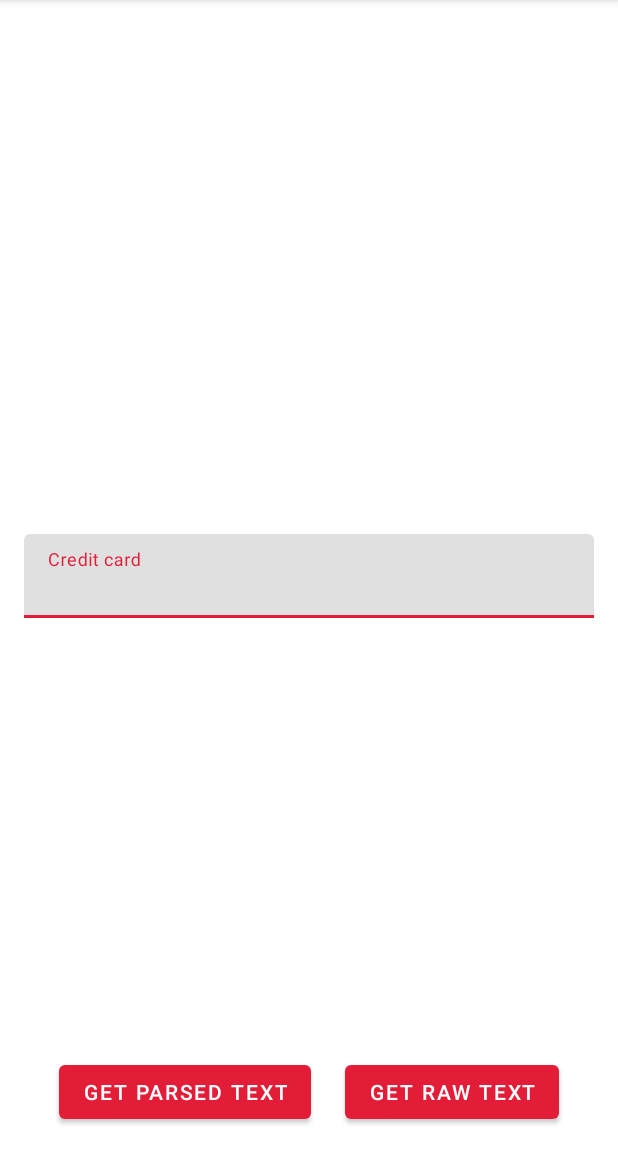
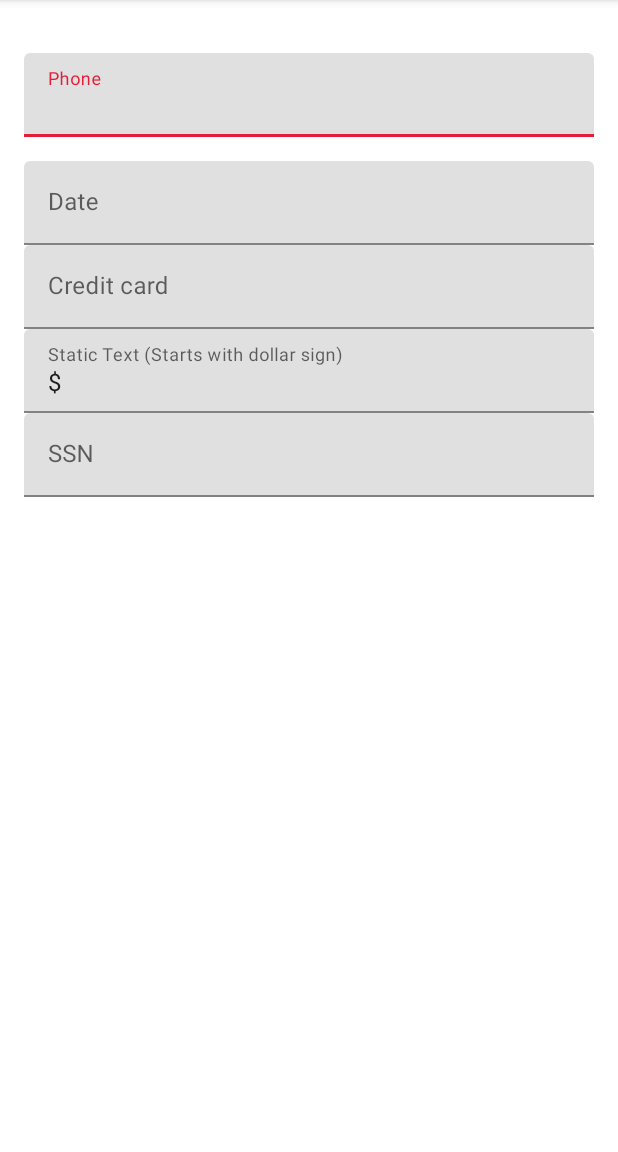
Before and after one commit to Hipo/hipo-maskededittext-android, an Android app: the screen it shows after launch (MainActivity), on a phone screen of 412 x 824 dp, the part 84-1236 px from its top. Run offline under Robolectric (Android 15) with nearby library versions, the phone set to English and light mode, and no system bars.

```diff
--- a/app/build.gradle
+++ b/app/build.gradle
@@ -33,6 +33,8 @@ dependencies {
     implementation 'androidx.constraintlayout:constraintlayout:1.1.3'
     testImplementation 'junit:junit:4.12'
     androidTestImplementation 'androidx.test.ext:junit:1.1.1'
+    androidTestImplementation 'androidx.test:runner:1.2.0'
+    androidTestImplementation 'androidx.test:rules:1.2.0'
     androidTestImplementation 'androidx.test.espresso:espresso-core:3.2.0'
     implementation 'com.google.android.material:material:1.0.0'
     implementation project(path: ':maskededittext')
--- a/app/src/main/java/com/hipo/maskededittext/MainActivity.kt
+++ b/app/src/main/java/com/hipo/maskededittext/MainActivity.kt
@@ -1,27 +1,12 @@
 package com.hipo.maskededittext
 
 import android.os.Bundle
-import android.text.Editable
-import android.text.TextWatcher
-import android.widget.Toast
 import androidx.appcompat.app.AppCompatActivity
-import kotlinx.android.synthetic.main.activity_main.*
 
 class MainActivity : AppCompatActivity() {
 
     override fun onCreate(savedInstanceState: Bundle?) {
         super.onCreate(savedInstanceState)
         setContentView(R.layout.activity_main)
-        initUi()
-    }
-
-    private fun initUi() {
-        parsedTextButton.setOnClickListener {
-            Toast.makeText(this, phoneEditText.getParsedText(), Toast.LENGTH_SHORT).show()
-        }
-
-        rawTextButton.setOnClickListener {
-            Toast.makeText(this, phoneEditText.text.toString(), Toast.LENGTH_SHORT).show()
-        }
     }
 }
--- a/app/src/main/res/layout/activity_main.xml
+++ b/app/src/main/res/layout/activity_main.xml
@@ -1,51 +1,94 @@
 <?xml version="1.0" encoding="utf-8"?>
-<androidx.constraintlayout.widget.ConstraintLayout xmlns:android="http://schemas.android.com/apk/res/android"
+<ScrollView xmlns:android="http://schemas.android.com/apk/res/android"
     xmlns:app="http://schemas.android.com/apk/res-auto"
     xmlns:tools="http://schemas.android.com/tools"
     android:layout_width="match_parent"
     android:layout_height="match_parent"
+    android:fillViewport="true"
     android:padding="16dp"
     tools:context=".MainActivity">
 
+    <LinearLayout
+        android:layout_width="match_parent"
+        android:layout_height="wrap_content"
+        android:orientation="vertical">
+
+        <TextView
+            android:id="@+id/phoneTextView"
+            android:layout_width="wrap_content"
+            android:layout_height="wrap_content" />
+
         <com.google.android.material.textfield.TextInputLayout
-        android:layout_width="0dp"
+            android:layout_width="match_parent"
             android:layout_height="wrap_content"
-        app:layout_constraintBottom_toBottomOf="parent"
-        app:layout_constraintEnd_toEndOf="parent"
-        android:hint="Credit card"
-        app:layout_constraintStart_toStartOf="parent"
-        app:layout_constraintTop_toTopOf="parent">
+            android:hint="Phone">
 
             <com.hipo.maskededittext.MaskedEditText
                 android:id="@+id/phoneEditText"
                 android:layout_width="match_parent"
                 android:layout_height="wrap_content"
-            app:layout_constraintBottom_toBottomOf="parent"
-            app:layout_constraintEnd_toEndOf="parent"
-            app:layout_constraintStart_toStartOf="parent"
-            app:layout_constraintTop_toTopOf="parent"
-            app:maskPattern="####-####-####-####"
-            app:returnPattern="################"
-            app:maskType="custom" />
+                app:maskType="phone" />
 
         </com.google.android.material.textfield.TextInputLayout>
 
-    <com.google.android.material.button.MaterialButton
-        android:id="@+id/parsedTextButton"
-        android:layout_width="wrap_content"
+        <com.google.android.material.textfield.TextInputLayout
+            android:layout_width="match_parent"
             android:layout_height="wrap_content"
-        android:text="@string/get_parsed_text"
-        app:layout_constraintBottom_toBottomOf="parent"
-        app:layout_constraintEnd_toStartOf="@id/rawTextButton"
-        app:layout_constraintStart_toStartOf="parent" />
+            android:layout_marginTop="16dp"
+            android:hint="Date">
 
-    <Button
-        android:id="@+id/rawTextButton"
-        android:layout_width="wrap_content"
+            <com.hipo.maskededittext.MaskedEditText
+                android:id="@+id/dateEditText"
+                android:layout_width="match_parent"
                 android:layout_height="wrap_content"
-        android:text="@string/get_raw_text"
-        app:layout_constraintBottom_toBottomOf="parent"
-        app:layout_constraintEnd_toEndOf="parent"
-        app:layout_constraintStart_toEndOf="@id/parsedTextButton" />
+                app:maskType="date" />
 
-</androidx.constraintlayout.widget.ConstraintLayout>
+        </com.google.android.material.textfield.TextInputLayout>
+
+
+        <com.google.android.material.textfield.TextInputLayout
+            android:layout_width="match_parent"
+            android:layout_height="wrap_content"
+            android:hint="Credit card">
+
+            <com.hipo.maskededittext.MaskedEditText
+                android:id="@+id/creditCardEditText"
+                android:layout_width="match_parent"
+                android:layout_height="wrap_content"
+                app:maskPattern="####-####-####-####"
+                app:maskType="custom"
+                app:returnPattern="################" />
+
+        </com.google.android.material.textfield.TextInputLayout>
+
+
+        <com.google.android.material.textfield.TextInputLayout
+            android:layout_width="match_parent"
+            android:layout_height="wrap_content"
+            android:hint="Static Text (Starts with dollar sign)">
+
+            <com.hipo.maskededittext.MaskedEditText
+                android:id="@+id/staticTextEditText"
+                android:layout_width="match_parent"
+                android:layout_height="wrap_content"
+                app:maskPattern="$"
+                app:maskType="static_text" />
+
+        </com.google.android.material.textfield.TextInputLayout>
+
+        <com.google.android.material.textfield.TextInputLayout
+            android:layout_width="match_parent"
+            android:layout_height="wrap_content"
+            android:hint="SSN">
+
+            <com.hipo.maskededittext.MaskedEditText
+                android:id="@+id/ssnEditText"
+                android:layout_width="match_parent"
+                android:layout_height="wrap_content"
+                app:maskType="ssn" />
+
+        </com.google.android.material.textfield.TextInputLayout>
+
+    </LinearLayout>
+
+</ScrollView>
```
Also changed, not shown: 2 other files. Lines whose indentation alone changed are shown as unchanged.
